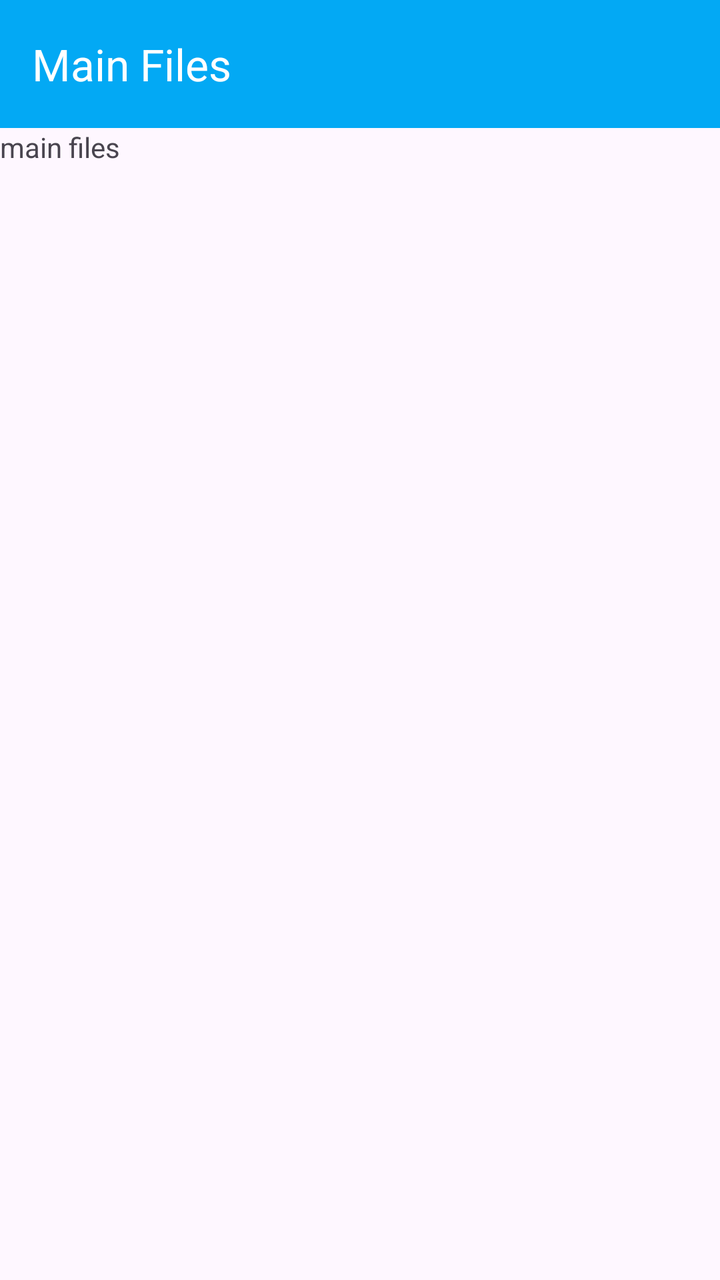
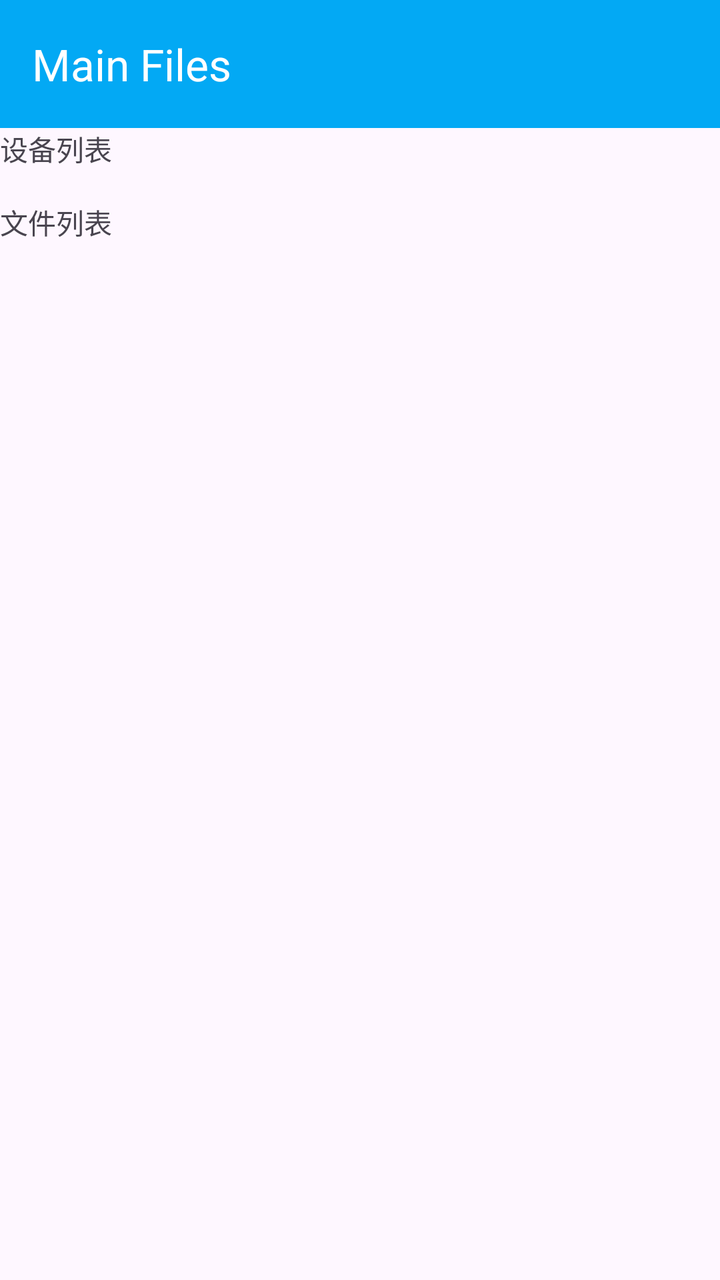

Two renders of the same Android screen: before a commit and after it. Below are the layout's source before the change and the commit's diff.
<!-- AndroidManifest.xml: application theme Theme.Syncthing -->
<!-- res/layout/fragment_main_files.xml -->
<?xml version="1.0" encoding="utf-8"?>
<LinearLayout xmlns:android="http://schemas.android.com/apk/res/android"
    xmlns:app="http://schemas.android.com/apk/res-auto"
    android:layout_width="match_parent"
    android:layout_height="match_parent"
    android:orientation="vertical">

    <androidx.appcompat.widget.Toolbar
        android:id="@+id/toolbar"
        android:layout_width="match_parent"
        android:layout_height="?attr/actionBarSize"
        android:background="@color/primary"
        app:title="Main Files"
        app:titleTextColor="@android:color/white" />

    <TextView
        android:layout_width="wrap_content"
        android:layout_height="wrap_content"
        android:text="main files" />
</LinearLayout>
<!-- resources referenced by this layout -->
<resources>
  <color name="primary">#03A9F4</color>
  <style name="Theme.Syncthing" parent="Theme.Syncthing.Base">
          <item name="android:windowLightStatusBar" tools:targetApi="m">true</item>
          <item name="android:windowLightNavigationBar" tools:ignore="NewApi">true</item>
      </style>
  <color name="primary_dark">#0288D1</color>
  <style name="TextAppearance.Syncthing.ListItemPrimary" parent="TextAppearance.AppCompat.Subhead">
          <item name="android:textColor">?android:textColorPrimary</item>
      </style>
  <style name="TextAppearance.Syncthing.ListItemSecondary" parent="TextAppearance.AppCompat.Body1">
          <item name="android:textColor">?android:textColorSecondary</item>
      </style>
  <style name="TextAppearance.Syncthing.ListItemSmall" parent="TextAppearance.AppCompat.Caption" />
  <style name="Widget.Syncthing.ListView" parent="Widget.AppCompat.ListView">
          <item name="android:paddingTop">8dp</item>
          <item name="android:paddingBottom">8dp</item>
          <item name="android:clipToPadding">false</item>
          <item name="android:scrollbarStyle">outsideOverlay</item>
          <item name="android:divider">@android:color/transparent</item>
      </style>
  <!-- drawable list_divider_inset (drawable) -->
  <?xml version="1.0" encoding="utf-8"?>
  <inset xmlns:android="http://schemas.android.com/apk/res/android"
      android:insetLeft="@dimen/material_divider_inset">
      <shape>
          <solid android:color="@color/divider" />
          <size android:height="1px" />
      </shape>
  </inset>
  <style name="Widget.Syncthing.TextView.SpinnerItem" parent="Widget.AppCompat.TextView.SpinnerItem">
          <item name="android:textSize">18sp</item>
          <item name="android:paddingTop">5dp</item>
          <item name="android:paddingBottom">5dp</item>
      </style>
  <style name="ThemeOverlay.App.MaterialAlertDialog.Monet" parent="ThemeOverlay.Material3.MaterialAlertDialog">
          <item name="alertDialogStyle">@style/MaterialAlertDialog.App</item>
          <item name="dialogCornerRadius">@dimen/dialog_corner_radius</item>
          <item name="android:background">@drawable/dialog_bg_monet</item>
      </style>
  <dimen name="dialog_corner_radius">28dp</dimen>
  <dimen name="material_divider_inset">72dp</dimen>
  <color name="divider">#1F000000</color>
  <style name="MaterialAlertDialog.App" parent="MaterialAlertDialog.Material3">
          <item name="shapeAppearanceOverlay">@null</item>
          <item name="shapeAppearance">@style/ShapeAppearance.App.MediumComponent</item>
      </style>
  <!-- drawable dialog_bg_monet (drawable) -->
  <layer-list xmlns:android="http://schemas.android.com/apk/res/android">
      <item>
          <shape>
              <solid android:color="?attr/colorSurface" />
              <corners
                  android:bottomLeftRadius="28dp"
                  android:bottomRightRadius="28dp"
                  android:topLeftRadius="28dp"
                  android:topRightRadius="28dp" />
          </shape>
      </item>
      <item>
          <shape>
              <solid android:color="@color/m3_popupmenu_overlay_color" />
              <corners
                  android:bottomLeftRadius="28dp"
                  android:bottomRightRadius="28dp"
                  android:topLeftRadius="28dp"
                  android:topRightRadius="28dp" />
          </shape>
      </item>
  </layer-list>
  <style name="ShapeAppearance.App.MediumComponent" parent="ShapeAppearance.Material3.MediumComponent">
          <item name="cornerFamily">rounded</item>
          <item name="cornerSize">@dimen/dialog_corner_radius</item>
      </style>
  <!-- unchanged entries left out for length: 1 -->
</resources>

<!-- the commit's change to res/layout/fragment_main_files.xml (unified diff, before → after) -->
@@ -16,5 +16,20 @@
     <TextView
         android:layout_width="wrap_content"
         android:layout_height="wrap_content"
-        android:text="main files" />
+        android:text="设备列表" />
+
+    <ListView
+        android:id="@+id/device_list"
+        android:layout_width="match_parent"
+        android:layout_height="wrap_content" />
+
+    <TextView
+        android:layout_width="wrap_content"
+        android:layout_height="wrap_content"
+        android:text="文件列表" />
+
+    <ListView
+        android:id="@+id/file_list"
+        android:layout_width="match_parent"
+        android:layout_height="wrap_content" />
 </LinearLayout>
